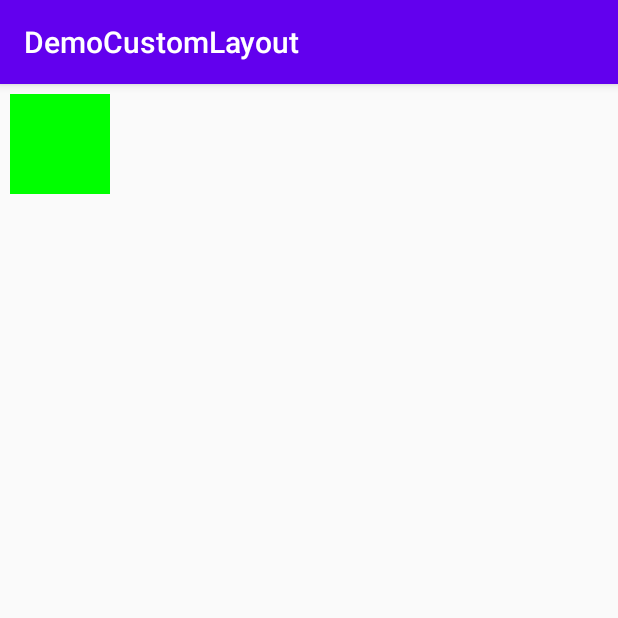
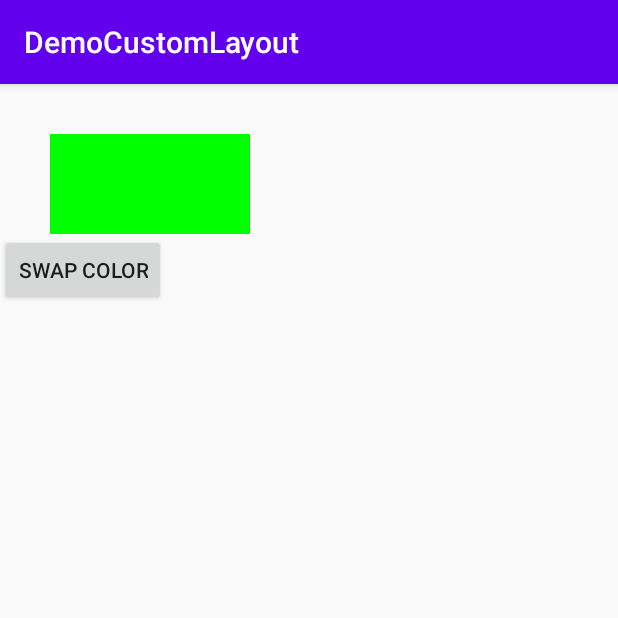
Before and after one commit to Harin-Kaklotar/Custom-Layout-Demo, an Android app: the screen it shows after launch (MainActivity), on a phone screen of 412 x 824 dp, the top half of it. Run offline under Robolectric (Android 15) with nearby library versions, the phone set to English and light mode, and no system bars.

Commit message:
improve code, change layout color function

```diff
--- a/app/src/main/java/com/example/democustomlayout/MainActivity.java
+++ b/app/src/main/java/com/example/democustomlayout/MainActivity.java
@@ -1,15 +1,29 @@
 package com.example.democustomlayout;
 
 import android.os.Bundle;
+import android.view.View;
+import android.widget.Button;
 
 import androidx.appcompat.app.AppCompatActivity;
 
+import com.example.clay.RectangleDemo;
+
 public class MainActivity extends AppCompatActivity {
+
+    private RectangleDemo rectangleDemo;
+    private Button buttonSwap;
 
     @Override
     protected void onCreate(Bundle savedInstanceState) {
         super.onCreate(savedInstanceState);
         setContentView(R.layout.activity_main);
 
+        rectangleDemo = findViewById(R.id.rectangles);
+        findViewById(R.id.btn_swap).setOnClickListener(new View.OnClickListener() {
+            @Override
+            public void onClick(View view) {
+                rectangleDemo.swipeColor();
+            }
+        });
     }
 }
--- a/app/src/main/res/layout/activity_main.xml
+++ b/app/src/main/res/layout/activity_main.xml
@@ -12,7 +12,14 @@
     <!--        android:layout_height="150dp" />-->
 
     <com.example.clay.RectangleDemo
+        android:id="@+id/rectangles"
         android:layout_width="match_parent"
         android:layout_height="100dp" />
 
+    <Button
+        android:id="@+id/btn_swap"
+        android:layout_width="wrap_content"
+        android:layout_height="wrap_content"
+        android:text="swap color"/>
+
 </LinearLayout>
--- a/clay/src/main/java/com/example/clay/RectangleDemo.java
+++ b/clay/src/main/java/com/example/clay/RectangleDemo.java
@@ -13,7 +13,9 @@ import androidx.annotation.Nullable;
 
 public class RectangleDemo extends View {
 
-    private static final int SQUARE_SIZE = 100;
+    private static final int SQUARE_SIZE = 200;
+    private Rect mSquareRect;
+    private Paint mPaintRect;
 
     public RectangleDemo(Context context) {
         super(context);
@@ -36,22 +38,26 @@ public class RectangleDemo extends View {
     }
 
     private void init(@NonNull AttributeSet attrs) {
-
+        mSquareRect = new Rect();
+        mPaintRect = new Paint(Paint.ANTI_ALIAS_FLAG);
+        mPaintRect.setColor(Color.GREEN);
     }
 
     @Override
     protected void onDraw(Canvas canvas) {
         super.onDraw(canvas);
 
-        Rect rect = new Rect();
-        rect.left = 10;
-        rect.top = 10;
-        rect.right = rect.left + SQUARE_SIZE;
-        rect.bottom = rect.top + SQUARE_SIZE;
+        mSquareRect.left = 50;
+        mSquareRect.top = 50;
+        mSquareRect.right = mSquareRect.left + SQUARE_SIZE;
+        mSquareRect.bottom = mSquareRect.top + SQUARE_SIZE;
 
-        Paint paint = new Paint();
-        paint.setColor(Color.GREEN);
 
-        canvas.drawRect(rect, paint);
+        canvas.drawRect(mSquareRect, mPaintRect);
+    }
+
+    public void swipeColor() {
+        mPaintRect.setColor(mPaintRect.getColor() == Color.RED ? Color.GREEN : Color.RED);
+        postInvalidate();
     }
 }
```
